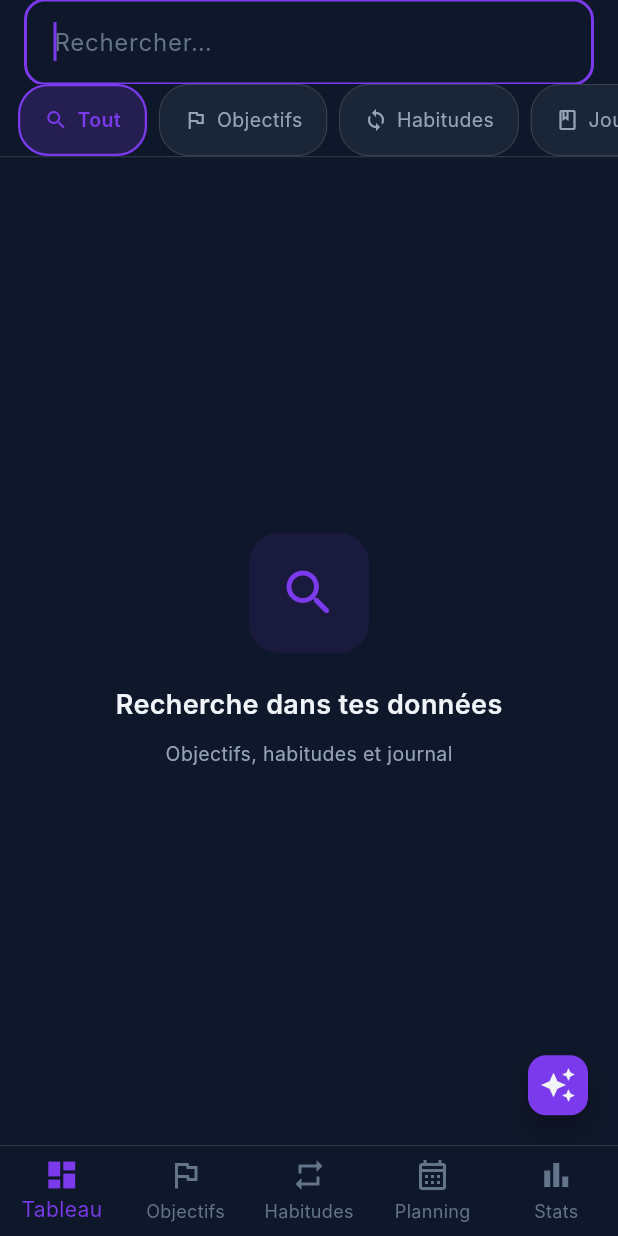
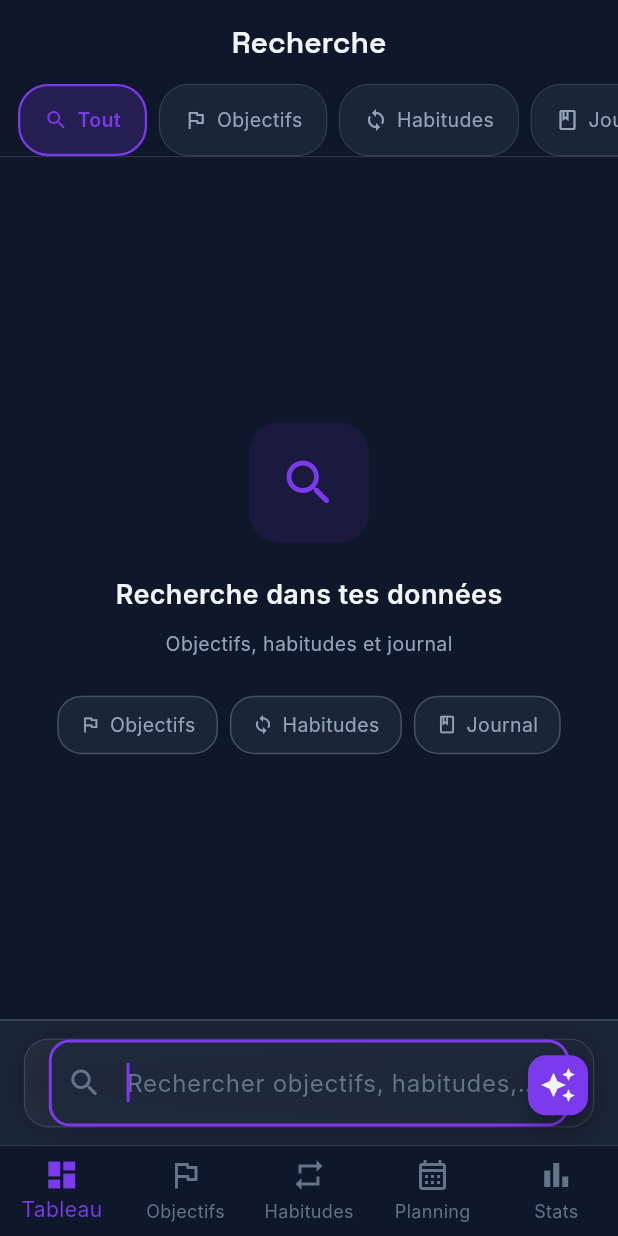
Before and after one commit to grandelagbanou28-gif/taDiscipline, a Flutter app: the SearchScreen screen opened by its route, on a phone screen of 412 x 824 dp. Run offline on Flutter 3.47's test engine with Material 3 defaults, Android fonts, the phone set to English and light mode, and no system bars; our stand-ins replace confetti, fl_chart, flutter_local_notifications, flutter_riverpod, go_router, image_picker and 4 more; missing offline and left inert: encrypt, jitsi_meet_flutter_sdk; accounts and stored records are empty; generated files the repository leaves out were written again; Roboto replaces fonts that are missing (Inter).

Commit message:
feat: improve search page - move search bar to bottom, add suggestion chips, clean imports

```diff
--- a/taDiscipline/lib/features/search/screens/search_screen.dart
+++ b/taDiscipline/lib/features/search/screens/search_screen.dart
@@ -2,11 +2,7 @@ import 'package:flutter/material.dart';
 import 'package:flutter_riverpod/flutter_riverpod.dart';
 import 'package:go_router/go_router.dart';
 import 'package:apex/core/theme/app_colors.dart';
-import 'package:apex/core/constants/goal_categories.dart';
 import 'package:apex/shared/widgets/glass_card.dart';
-import 'package:apex/data/models/goal.dart';
-import 'package:apex/data/models/habit.dart';
-import 'package:apex/data/models/journal_entry.dart';
 import 'package:apex/features/search/providers/search_provider.dart';
 import 'package:apex/features/search/widgets/search_result_tile.dart';
 import 'package:apex/features/search/widgets/filter_chips.dart';
@@ -35,34 +31,7 @@ class _SearchScreenState extends ConsumerState<SearchScreen> {
 
     return Scaffold(
       appBar: AppBar(
-        title: TextField(
-          controller: _searchController,
-          focusNode: _focusNode,
-          autofocus: true,
-          onChanged: (v) =>
-              ref.read(searchProvider.notifier).setQuery(v),
-          style: const TextStyle(
-            color: AppColors.textPrimary,
-            fontSize: 16,
-          ),
-          decoration: InputDecoration(
-            hintText: 'Rechercher…',
-            hintStyle: const TextStyle(color: AppColors.textMuted),
-            border: InputBorder.none,
-            filled: false,
-            suffixIcon: state.query.isNotEmpty
-                ? IconButton(
-                    icon: const Icon(Icons.close,
-                        size: 20, color: AppColors.textMuted),
-                    onPressed: () {
-                      _searchController.clear();
-                      ref.read(searchProvider.notifier).setQuery('');
-                      _focusNode.requestFocus();
-                    },
-                  )
-                : null,
-          ),
-        ),
+        title: const Text('Recherche'),
       ),
       body: Column(
         children: [
@@ -80,6 +49,54 @@ class _SearchScreenState extends ConsumerState<SearchScreen> {
                     : _resultsList(state),
           ),
         ],
+      ),
+      bottomNavigationBar: _buildSearchBar(state),
+    );
+  }
+
+  Widget _buildSearchBar(SearchState state) {
+    final bottomInset = MediaQuery.of(context).padding.bottom;
+    return Container(
+      padding: EdgeInsets.fromLTRB(16, 12, 16, 12 + bottomInset),
+      decoration: BoxDecoration(
+        color: AppColors.surface,
+        border: Border(
+          top: BorderSide(color: AppColors.glassBorder),
+        ),
+      ),
+      child: GlassCard(
+        padding: const EdgeInsets.symmetric(horizontal: 16),
+        child: TextField(
+          controller: _searchController,
+          focusNode: _focusNode,
+          autofocus: true,
+          onChanged: (v) =>
+              ref.read(searchProvider.notifier).setQuery(v),
+          style: const TextStyle(
+            color: AppColors.textPrimary,
+            fontSize: 16,
+          ),
+          decoration: InputDecoration(
+            hintText: 'Rechercher objectifs, habitudes, journal…',
+            hintStyle: const TextStyle(color: AppColors.textMuted),
+            border: InputBorder.none,
+            prefixIcon: const Icon(
+              Icons.search_rounded,
+              color: AppColors.textMuted,
+            ),
+            suffixIcon: state.query.isNotEmpty
+                ? IconButton(
+                    icon: const Icon(Icons.close,
+                        size: 20, color: AppColors.textMuted),
+                    onPressed: () {
+                      _searchController.clear();
+                      ref.read(searchProvider.notifier).setQuery('');
+                      _focusNode.requestFocus();
+                    },
+                  )
+                : null,
+          ),
+        ),
       ),
     );
   }
@@ -119,7 +136,49 @@ class _SearchScreenState extends ConsumerState<SearchScreen> {
               color: AppColors.textSecondary,
             ),
           ),
+          const SizedBox(height: 24),
+          Wrap(
+            spacing: 8,
+            runSpacing: 8,
+            alignment: WrapAlignment.center,
+            children: [
+              _suggestionChip(Icons.flag_outlined, 'Objectifs',
+                  () => ref.read(searchProvider.notifier).setFilter(SearchFilter.goals)),
+              _suggestionChip(Icons.loop, 'Habitudes',
+                  () => ref.read(searchProvider.notifier).setFilter(SearchFilter.habits)),
+              _suggestionChip(Icons.book_outlined, 'Journal',
+                  () => ref.read(searchProvider.notifier).setFilter(SearchFilter.journal)),
+            ],
+          ),
         ],
+      ),
+    );
+  }
+
+  Widget _suggestionChip(IconData icon, String label, VoidCallback onTap) {
+    return GestureDetector(
+      onTap: onTap,
+      child: Container(
+        padding: const EdgeInsets.symmetric(horizontal: 14, vertical: 8),
+        decoration: BoxDecoration(
+          borderRadius: BorderRadius.circular(16),
+          color: AppColors.surface,
+          border: Border.all(color: AppColors.glassBorder),
+        ),
+        child: Row(
+          mainAxisSize: MainAxisSize.min,
+          children: [
+            Icon(icon, size: 14, color: AppColors.textSecondary),
+            const SizedBox(width: 6),
+            Text(
+              label,
+              style: const TextStyle(
+                fontSize: 13,
+                color: AppColors.textSecondary,
+              ),
+            ),
+          ],
+        ),
       ),
     );
   }
```
